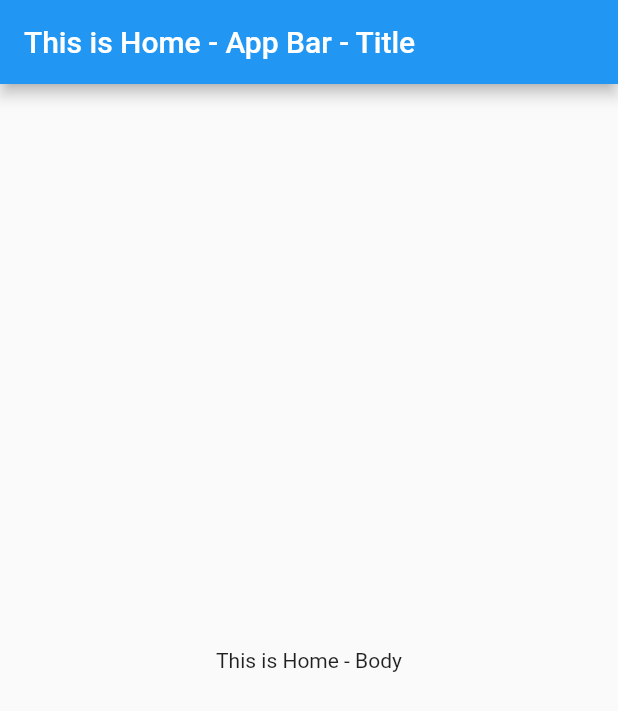
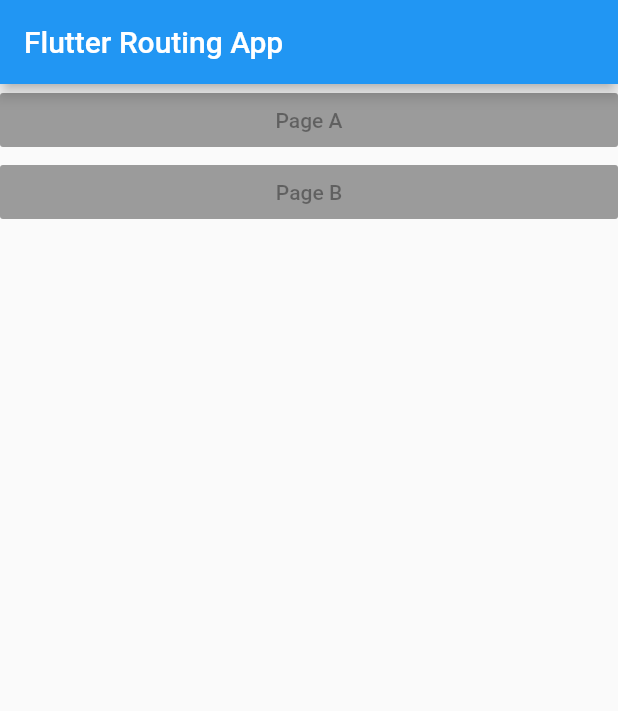
Before and after one commit to Fatimazza/hello_fluter, a Flutter app: the screen it shows after launch, on a phone screen of 412 x 824 dp. Shown: the top 711 px of the screen. Run offline on Flutter 3.47's test engine with Material 2 defaults, Android fonts, the phone set to English and light mode, and no system bars.

Commit message:
Routing App - Add Two Buttons to route to another page

```diff
--- a/lib/main.dart
+++ b/lib/main.dart
@@ -1,20 +1,29 @@
 import 'package:flutter/material.dart';
 
-void main() => runApp(MyApp());
+void main() => runApp(PageRoutingApp());
 
-class MyApp extends StatelessWidget {
+class PageRoutingApp extends StatelessWidget {
   // This widget is the root of your application.
 
   @override
   Widget build(BuildContext context) {
     return MaterialApp(
-      title: 'This is App - Title',
+      title: 'Flutter Routing App',
       home: Scaffold(
         appBar: AppBar(
-          title: const Text('This is Home - App Bar - Title'),
+          title: const Text('Flutter Routing App'),
         ),
-        body: const Center(
-          child: const Text('This is Home - Body'),
+        body: Center(
+          child: ListView(
+            children: <Widget>[
+              RaisedButton(
+                child: Text('Page A'),
+              ),
+              RaisedButton(
+                child: Text ('Page B'),
+              ),
+            ],
+          ),
         ),
       ),
     );
```
